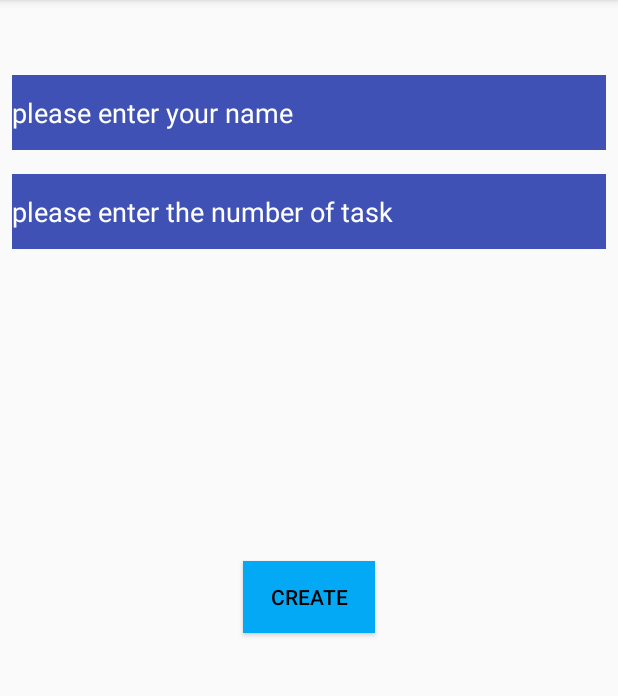
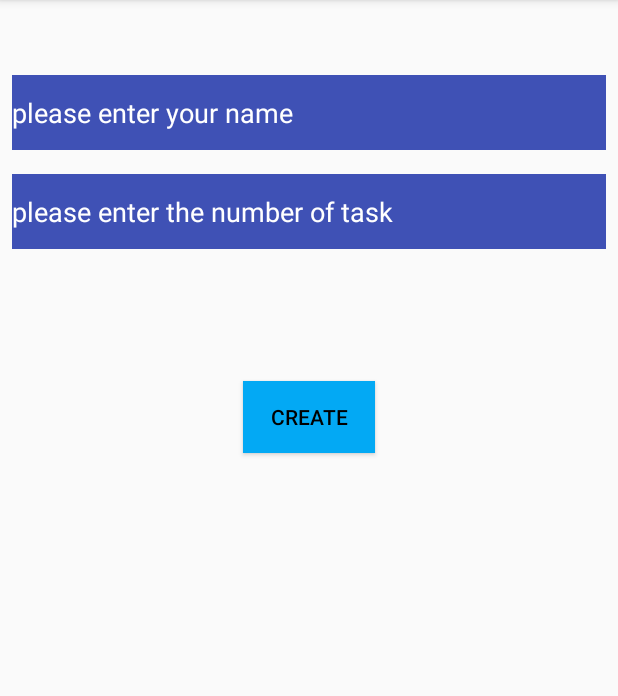
Before and after one commit to SaharOladi/HW10, an Android app: the screen it shows after launch (MainActivity), on a phone screen of 412 x 824 dp, the part 84-780 px from its top. Run offline under Robolectric (Android 15) with nearby library versions, the phone set to English and light mode, and no system bars.

Commit message:
edit viewHolder and adapter method. add background color for holders.

```diff
--- a/app/src/main/java/com/example/hw10/controller/fragment/MainActivityFragment.java
+++ b/app/src/main/java/com/example/hw10/controller/fragment/MainActivityFragment.java
@@ -16,10 +16,10 @@ import com.example.hw10.controller.activity.TaskActivity;
 
 public class MainActivityFragment extends Fragment {
 
-    public static final String EXTRA_USER_NAME = "EXTRA_USER_NAME";
+    public static final String EXTRA_TASK_NAME = "EXTRA_USER_NAME";
     public static final String EXTRA_NUMBER_TASK = "EXTRA_NUMBER_TASK";
     private Button mCreateButton;
-    private EditText userName;
+    private EditText taskName;
     private EditText numberTask;
 
     public MainActivityFragment() {
@@ -60,14 +60,14 @@ public class MainActivityFragment extends Fragment {
 
     private void sendIntent(){
         Intent intent = new Intent(getActivity(), TaskActivity.class);
-        intent.putExtra(EXTRA_USER_NAME, userName.getText().toString());
+        intent.putExtra(EXTRA_TASK_NAME, taskName.getText().toString());
         intent.putExtra(EXTRA_NUMBER_TASK, numberTask.getText().toString());
         startActivity(intent);
     }
 
     private void findViews(View view){
         mCreateButton = view.findViewById(R.id.createButton);
-        userName = view.findViewById(R.id.editTextPersonName);
+        taskName = view.findViewById(R.id.editTextPersonName);
         numberTask = view.findViewById(R.id.editTextNumber);
     }
 }
--- a/app/src/main/res/layout/fragment_main_activity.xml
+++ b/app/src/main/res/layout/fragment_main_activity.xml
@@ -49,7 +49,7 @@
         android:layout_height="wrap_content"
         android:layout_below="@+id/editTextNumber"
         android:layout_centerInParent="true"
-        android:layout_marginTop="200dp"
+        android:layout_marginTop="80dp"
         android:background="#03A9F4"
         android:src="@android:drawable/ic_menu_add"
         android:text="create"
```
Also changed, not shown: app/src/main/java/com/example/hw10/controller/activity/TaskActivity.java (+11 -9 lines), app/src/main/java/com/example/hw10/controller/fragment/TaskFragment.java (+35 -8 lines), app/src/main/res/layout/row_holder.xml (+6 -7 lines).
